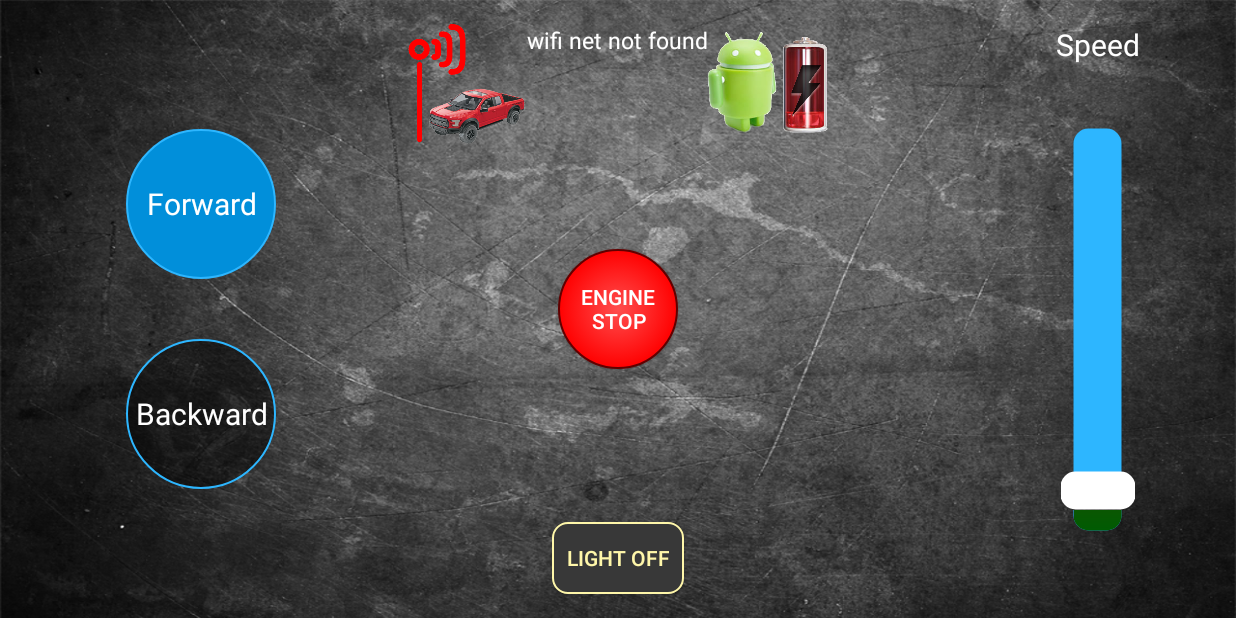
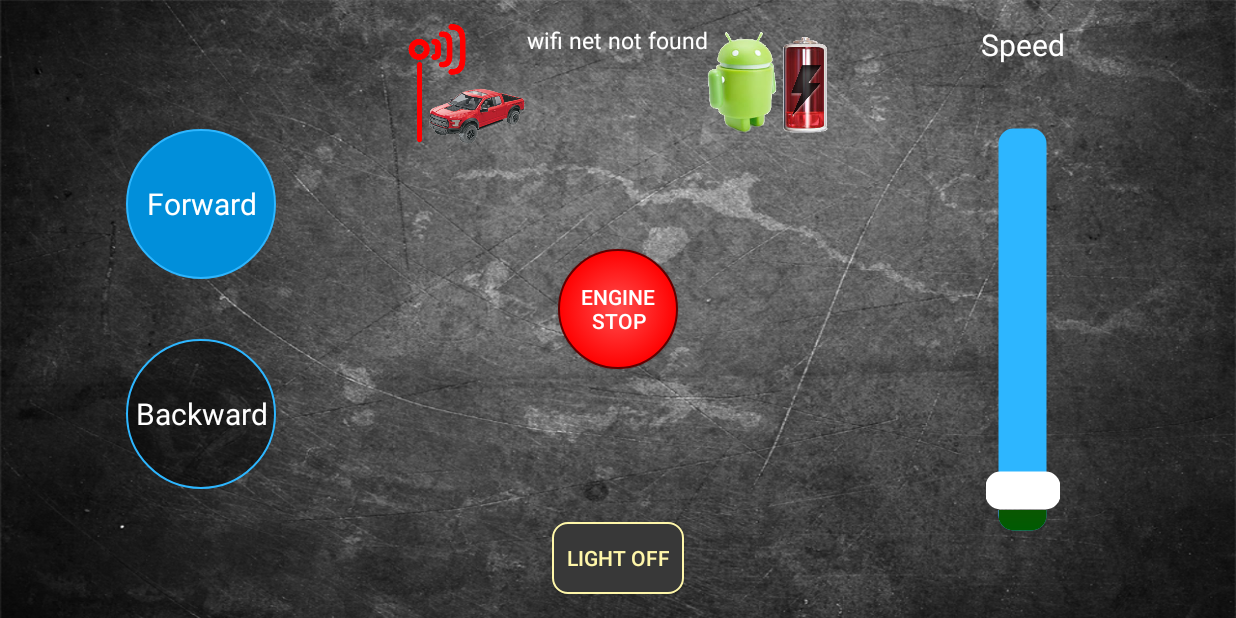
Before and after one commit to AgneseBussone/monsterTruck, an Android app: the screen it shows after launch (MainActivity), on a phone screen of 824 x 412 dp (held sideways). Run offline under Robolectric (Android 15) with nearby library versions, the phone set to English and light mode, and no system bars; 2 statements that could not run were skipped.

Commit message:
usability fix

```diff
--- a/android/app/src/main/java/monster_truck_control/mtc/MainActivity.java
+++ b/android/app/src/main/java/monster_truck_control/mtc/MainActivity.java
@@ -12,17 +12,19 @@ import android.graphics.BitmapFactory;
 import android.hardware.SensorManager;
 import android.net.ConnectivityManager;
 import android.net.wifi.WifiManager;
+import android.os.Bundle;
 import android.support.v4.app.ActivityCompat;
 import android.support.v4.content.ContextCompat;
 import android.support.v7.app.AppCompatActivity;
-import android.os.Bundle;
 import android.view.View;
 import android.widget.RadioButton;
 import android.widget.RelativeLayout;
 import android.widget.SeekBar;
 import android.widget.TextView;
 import android.widget.ToggleButton;
+
 import java.io.InputStream;
+
 import monster_truck_control.mtc.graphics.BackgroundDrawable;
 import monster_truck_control.mtc.graphics.SpeedChangeListener;
 import monster_truck_control.mtc.sensor.MotionManager;
@@ -104,15 +106,6 @@ public class MainActivity extends AppCompatActivity {
         super.onResume();
         motionManager.registerMotion(sensorManager);
         registerReceiver(main_receiver, main_filter);
-
-        /* Make system bar invisible */
-        View decorView = getWindow().getDecorView();
-        decorView.setSystemUiVisibility(View.SYSTEM_UI_FLAG_LAYOUT_STABLE
-                | View.SYSTEM_UI_FLAG_LAYOUT_HIDE_NAVIGATION
-                | View.SYSTEM_UI_FLAG_LAYOUT_FULLSCREEN
-                | View.SYSTEM_UI_FLAG_HIDE_NAVIGATION
-                | View.SYSTEM_UI_FLAG_FULLSCREEN
-                | View.SYSTEM_UI_FLAG_IMMERSIVE_STICKY);
     }
 
     @Override
--- a/android/app/src/main/res/layout/activity_main.xml
+++ b/android/app/src/main/res/layout/activity_main.xml
@@ -97,27 +97,28 @@
     </LinearLayout>
 
     <LinearLayout
-        android:orientation="vertical"
+        android:id="@+id/linearLayout2"
         android:layout_width="wrap_content"
         android:layout_height="fill_parent"
+        android:layout_alignParentEnd="true"
         android:layout_centerVertical="true"
-        android:layout_alignParentEnd="true"
-        android:id="@+id/linearLayout2">
+        android:layout_marginEnd="@dimen/navi_height"
+        android:orientation="vertical">
 
         <TextView
+            android:id="@+id/textView"
             android:layout_width="wrap_content"
             android:layout_height="wrap_content"
+            android:layout_gravity="center_horizontal"
+            android:text="@string/speed"
             android:textAppearance="?android:attr/textAppearanceSmall"
-            android:text="@string/speed"
-            android:id="@+id/textView"
             android:textColor="@color/white"
-            android:layout_gravity="center_horizontal"
             android:textSize="20sp" />
 
         <FrameLayout
+            android:id="@+id/frameLayout2"
             android:layout_width="@dimen/speed_w"
             android:layout_height="fill_parent"
-            android:id="@+id/frameLayout2"
             android:layout_gravity="center_horizontal">
 
             <!-- Width and height of the seekbar are before rotation -->
@@ -126,13 +127,13 @@
                 android:id="@+id/speed"
                 android:layout_width="@dimen/speed_h"
                 android:layout_height="@dimen/speed_w"
+                android:layout_gravity="center"
+                android:indeterminate="false"
+                android:max="100"
+                android:progress="10"
+                android:progressDrawable="@drawable/progress_bar"
                 android:rotation="270"
-                android:progressDrawable="@drawable/progress_bar"
-                android:progress="10"
-                android:max="100"
-                android:thumb="@drawable/thumb"
-                android:indeterminate="false"
-                android:layout_gravity="center" />
+                android:thumb="@drawable/thumb" />
         </FrameLayout>
 
     </LinearLayout>
--- a/android/app/src/main/res/values/dimens.xml
+++ b/android/app/src/main/res/values/dimens.xml
@@ -19,6 +19,7 @@
     <!-- Seekbar dimension as should appear -->
     <dimen name="speed_w">50dp</dimen>
     <dimen name="speed_h">300dp</dimen>
+    <dimen name="navi_height">50dp</dimen>
 
     <dimen name="light_h">40dp</dimen>
 </resources>
--- a/android/app/src/main/res/values/styles.xml
+++ b/android/app/src/main/res/values/styles.xml
@@ -6,10 +6,13 @@
         <item name="colorPrimary">@color/colorPrimary</item>
         <item name="colorPrimaryDark">@color/colorPrimaryDark</item>
         <item name="colorAccent">@color/colorAccent</item>
+        <item name="android:windowTranslucentNavigation">true</item>
+        <item name="android:windowFullscreen">true</item>
     </style>
 
     <style name="SplashTheme" parent="Theme.AppCompat.Light.NoActionBar">
         <item name="android:windowBackground">@drawable/background_splash</item>
+        <item name="android:windowFullscreen">true</item>
     </style>
 
 </resources>
--- a/android/build.gradle
+++ b/android/build.gradle
@@ -5,7 +5,7 @@ buildscript {
         jcenter()
     }
     dependencies {
-        classpath 'com.android.tools.build:gradle:2.2.1'
+        classpath 'com.android.tools.build:gradle:2.2.3'
 
         // NOTE: Do not place your application dependencies here; they belong
         // in the individual module build.gradle files
```
